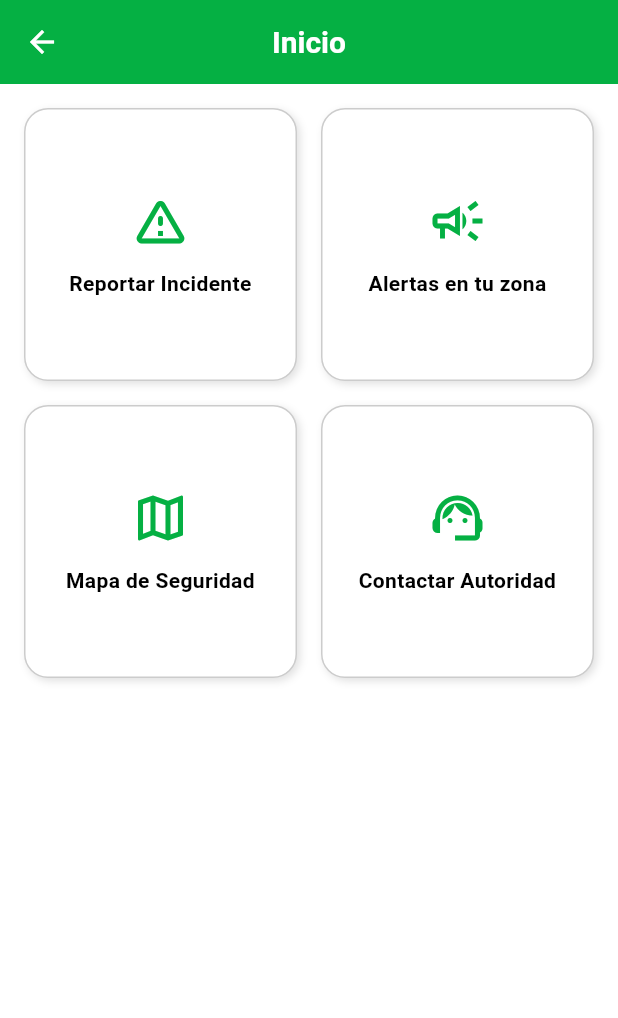
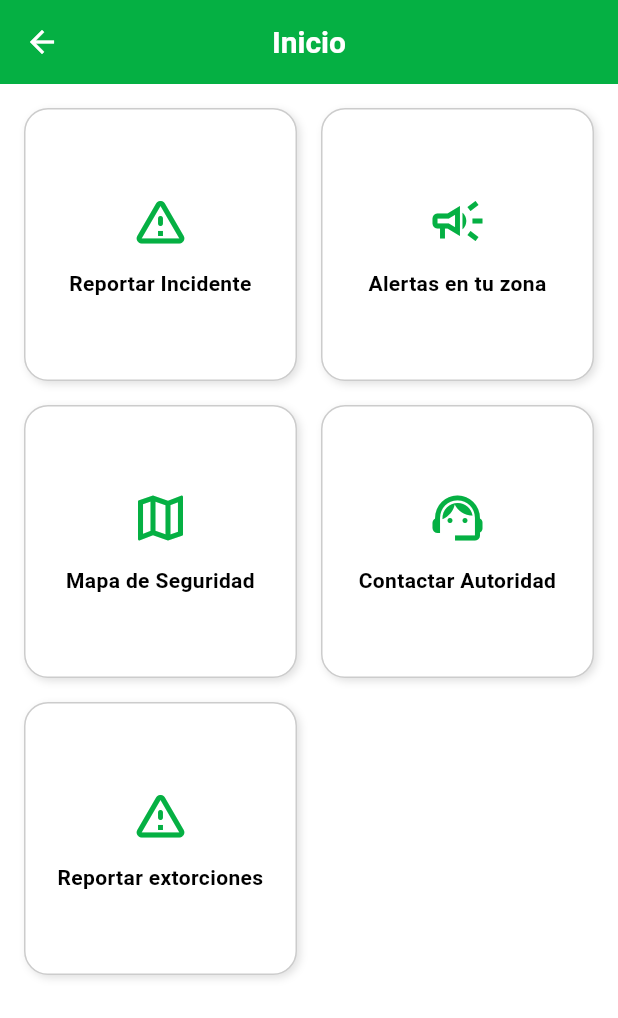
Before and after one commit to Reebotbrei/alertaLima, a Flutter app: the HomeScreen screen opened by its route, on a phone screen of 412 x 824 dp. Shown: the top 1018 px of the screen. Run offline on Flutter 3.47's test engine with Material 3 defaults, Android fonts, the phone set to English and light mode, and no system bars; our stand-ins replace firebase_core, geolocator, google_maps_flutter; accounts and stored records are empty.

Commit message:
commit agregando el witget para reportar extorciones

```diff
--- a/lib/features/dashboard/view/home_screen.dart
+++ b/lib/features/dashboard/view/home_screen.dart
@@ -57,6 +57,14 @@ class HomeScreen extends StatelessWidget {
                     Navigator.pushNamed(context, '/sos');
                   },
                 ),
+
+                MenuCard(
+                  icon: Icons.warning_amber_rounded,
+                  title: 'Reportar extorciones',
+                  onTap: () {
+                    Navigator.pushNamed(context, '/report');
+                  },
+                ),
               ],
             ),
           ),
```
